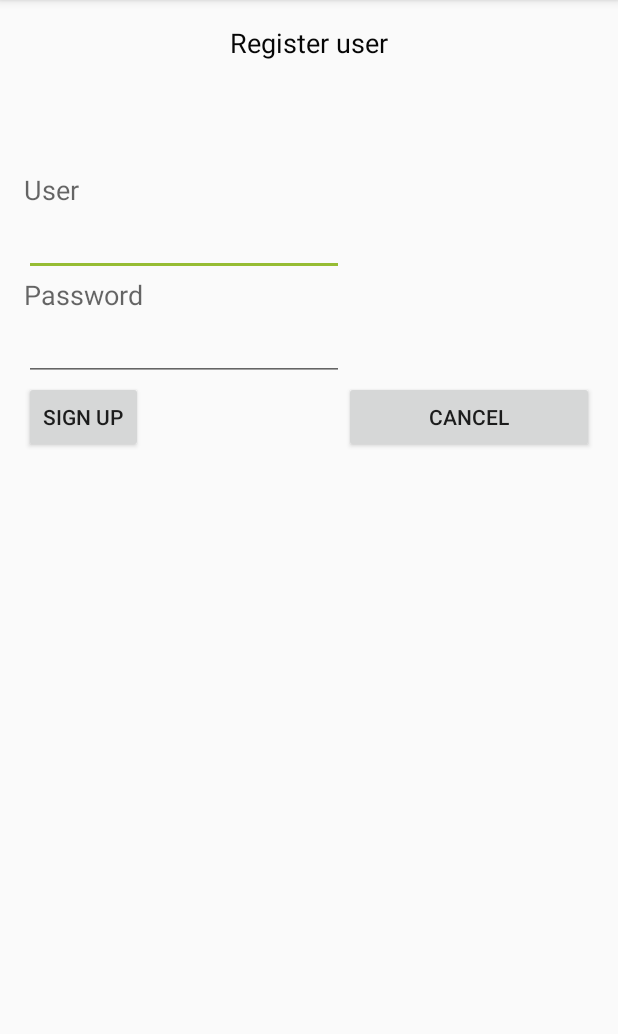
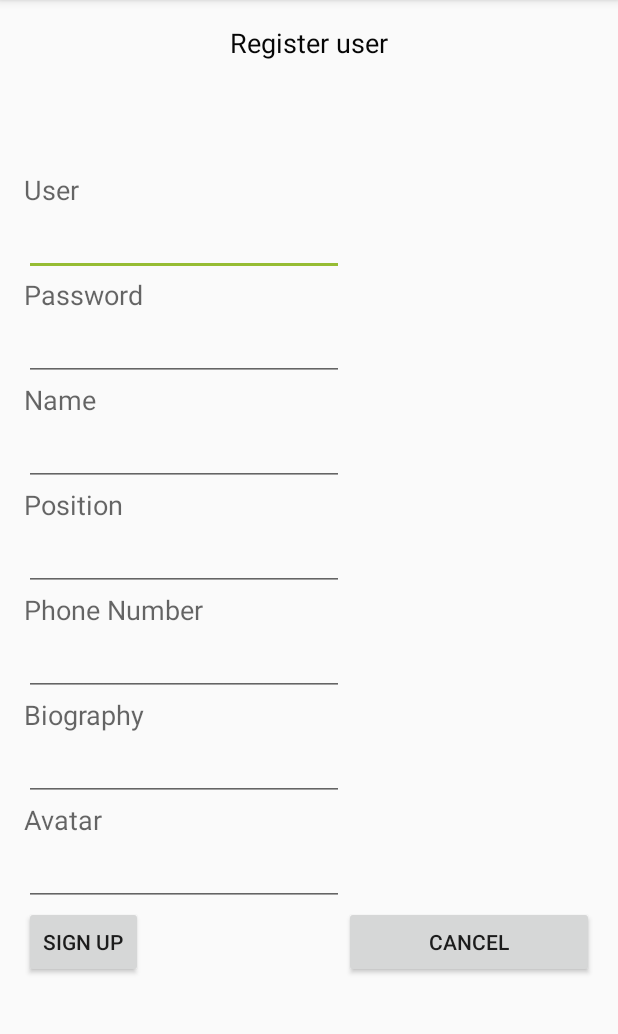
Before and after one commit to ivancardenas/TacticalAssistant, an Android app: the Register screen opened directly, with no data from a screen before it, on a phone screen of 412 x 824 dp, the part 84-1118 px from its top. Run offline under Robolectric (Android 15) with nearby library versions, the phone set to English and light mode, and no system bars.

Commit message:
Modificaciones a la BD

```diff
--- a/app/src/main/java/eafit/edu/co/tacticalassistant/Main.java
+++ b/app/src/main/java/eafit/edu/co/tacticalassistant/Main.java
@@ -8,6 +8,8 @@ import android.support.v7.app.AppCompatActivity;
 import android.view.View;
 import android.widget.EditText;
 import android.widget.Toast;
+
+import static eafit.edu.co.tacticalassistant.DBHelper.DATABASE_NAME;
 
 public class Main extends AppCompatActivity {
 
@@ -23,7 +25,7 @@ public class Main extends AppCompatActivity {
         et2= (EditText) findViewById(R.id.etPassword);
     }
     public void ingress(View v){
-        DBHelper admin= new DBHelper(this,"institute",null,1);
+        DBHelper admin= new DBHelper(this,DATABASE_NAME,null,1);
         SQLiteDatabase db=admin.getWritableDatabase();
         String user1=et1.getText().toString();
         String password1=et2.getText().toString();
--- a/app/src/main/java/eafit/edu/co/tacticalassistant/Menu.java
+++ b/app/src/main/java/eafit/edu/co/tacticalassistant/Menu.java
@@ -4,7 +4,6 @@ import android.os.Bundle;
 import android.support.v7.app.AppCompatActivity;
 
 public class Menu extends AppCompatActivity {
-
     @Override
     protected void onCreate(Bundle savedInstanceState) {
         super.onCreate(savedInstanceState);
--- a/app/src/main/java/eafit/edu/co/tacticalassistant/Register.java
+++ b/app/src/main/java/eafit/edu/co/tacticalassistant/Register.java
@@ -8,31 +8,50 @@ import android.support.v7.app.AppCompatActivity;
 import android.view.View;
 import android.widget.EditText;
 
+import eafit.edu.co.tacticalassistant.data.User;
+import eafit.edu.co.tacticalassistant.data.UsersContract;
+
+import static eafit.edu.co.tacticalassistant.DBHelper.DATABASE_NAME;
+
 
 public class Register extends AppCompatActivity {
 
-    EditText et1,et2,et3;
+    EditText et1,et2,et3,et4,et5,et6,et7;
 
     protected void onCreate(Bundle savedInstanceState) {
         super.onCreate(savedInstanceState);
         setContentView(R.layout.register);
-        //et1= (EditText) findViewById(R.id.etcod);
         et2= (EditText) findViewById(R.id.etuser);
         et3= (EditText) findViewById(R.id.etPass);
+        et1= (EditText) findViewById(R.id.etName);
+        et4= (EditText) findViewById(R.id.etPosition);
+        et5= (EditText) findViewById(R.id.etphonenumber);
+        et6= (EditText) findViewById(R.id.etBio);
+        et7= (EditText) findViewById(R.id.etAvatar);
     }
     public void register(View view){
-        DBHelper admin=new DBHelper(this,"institute",null,1);
+        DBHelper admin=new DBHelper(this,DATABASE_NAME,null,1);
         SQLiteDatabase db=admin.getWritableDatabase();
-        //String code=et1.getText().toString();
         String user=et2.getText().toString();
         String pass=et3.getText().toString();
+        String name=et1.getText().toString();
+        String position=et4.getText().toString();
+        String phone=et5.getText().toString();
+        String bio=et6.getText().toString();
+        String avatar=et7.getText().toString();
+
 
         ContentValues values=new ContentValues();
-        //values.put("code",code);
+        values.put("id",0);
         values.put("user",user);
         values.put("password",pass);
+        values.put("name", name);
+        values.put("position", position);
+        values.put("phoneNumber", phone);
+        values.put("bio", bio);
+        values.put("avatar", avatar);
 
-        db.insert("Users",null,values);
+        db.insert("User",null,values);
         db.close();
 
         Intent ven=new Intent(this,Main.class);
@@ -41,5 +60,4 @@ public class Register extends AppCompatActivity {
     public void cancel(View view){
         finish();
     }
-
 }
--- a/app/src/main/java/eafit/edu/co/tacticalassistant/data/User.java
+++ b/app/src/main/java/eafit/edu/co/tacticalassistant/data/User.java
@@ -17,7 +17,7 @@ public class User{
     private String bio;
     private String avatar;
 
-    public User(String bio, String user, String password, String name,
+    public User(String id, String bio, String user, String password, String name,
                 String position, String phoneNumber) {
         this.id = UUID.randomUUID().toString();
         this.password = password;
--- a/app/src/main/java/eafit/edu/co/tacticalassistant/data/UsersContract.java
+++ b/app/src/main/java/eafit/edu/co/tacticalassistant/data/UsersContract.java
@@ -6,8 +6,6 @@ public class UsersContract {
 
     public static abstract class UserEntry implements BaseColumns {
         public static final String TABLE_NAME ="User";
-
-        public static final String _ID = "_id";
         public static final String ID = "id";
         public static final String PASSWORD = "password";
         public static final String USER = "user";
--- a/app/src/main/java/eafit/edu/co/tacticalassistant/users/UsersFragment.java
+++ b/app/src/main/java/eafit/edu/co/tacticalassistant/users/UsersFragment.java
@@ -19,6 +19,8 @@ import eafit.edu.co.tacticalassistant.data.UsersContract.UserEntry;
 import eafit.edu.co.tacticalassistant.addedituser.AddEditUserActivity;
 import eafit.edu.co.tacticalassistant.userdetail.UserDetailActivity;
 import eafit.edu.co.tacticalassistant.R;
+
+import static eafit.edu.co.tacticalassistant.DBHelper.DATABASE_NAME;
 
 public class UsersFragment extends Fragment {
     public static final int REQUEST_UPDATE_DELETE_USER = 2;
@@ -70,10 +72,10 @@ public class UsersFragment extends Fragment {
         });
 
 
-        getActivity().deleteDatabase(DBHelper.DATABASE_NAME);
+        getActivity().deleteDatabase(DATABASE_NAME);
 
         // Instancia de helper
-        mUsersDbHelper = new DBHelper(getActivity(), "institute", null, 1);
+        mUsersDbHelper = new DBHelper(getActivity(), DATABASE_NAME, null, 1);
         // Carga de datos
         loadUsers();
         return root;
--- a/app/src/main/res/layout/register.xml
+++ b/app/src/main/res/layout/register.xml
@@ -1,4 +1,9 @@
 <?xml version="1.0" encoding="utf-8"?>
+<ScrollView xmlns:android="http://schemas.android.com/apk/res/android"
+    android:id="@+id/my_scrollview"
+    android:layout_width="fill_parent"
+    android:layout_height="wrap_content"
+    >
 <RelativeLayout xmlns:android="http://schemas.android.com/apk/res/android"
     xmlns:tools="http://schemas.android.com/tools"
     android:layout_width="match_parent"
@@ -59,15 +64,115 @@
         android:layout_below="@+id/textView7"
         android:layout_alignParentLeft="true" />
 
+    <TextView
+        android:layout_width="wrap_content"
+        android:layout_height="wrap_content"
+        android:textAppearance="?android:attr/textAppearanceMedium"
+        android:text="Name"
+        android:id="@+id/textView8"
+        android:layout_alignParentStart="true"
+        android:layout_below="@+id/etPass"
+        android:layout_alignParentLeft="true" />
+
+    <EditText
+        android:layout_width="wrap_content"
+        android:layout_height="wrap_content"
+        android:ems="10"
+        android:id="@+id/etName"
+        android:layout_alignParentStart="true"
+        android:layout_below="@+id/textView8"
+        android:layout_alignParentLeft="true" />
+
+    <TextView
+        android:layout_width="wrap_content"
+        android:layout_height="wrap_content"
+        android:textAppearance="?android:attr/textAppearanceMedium"
+        android:text="Position"
+        android:id="@+id/textView9"
+        android:layout_alignParentStart="true"
+        android:layout_below="@+id/etName"
+        android:layout_alignParentLeft="true" />
+
+    <EditText
+        android:layout_width="wrap_content"
+        android:layout_height="wrap_content"
+        android:ems="10"
+        android:id="@+id/etPosition"
+        android:layout_alignParentStart="true"
+        android:layout_below="@+id/textView9"
+        android:layout_alignParentLeft="true" />
+
+    <TextView
+        android:layout_width="wrap_content"
+        android:layout_height="wrap_content"
+        android:textAppearance="?android:attr/textAppearanceMedium"
+        android:text="Phone Number"
+        android:id="@+id/textView10"
+        android:layout_alignParentStart="true"
+        android:layout_below="@+id/etPosition"
+        android:layout_alignParentLeft="true" />
+
+    <EditText
+        android:layout_width="wrap_content"
+        android:layout_height="wrap_content"
+        android:inputType="phone"
+        android:ems="10"
+        android:id="@+id/etphonenumber"
+        android:layout_alignParentStart="true"
+        android:layout_below="@+id/textView10"
+        android:layout_alignParentLeft="true" />
+
+    <TextView
+        android:layout_width="wrap_content"
+        android:layout_height="wrap_content"
+        android:textAppearance="?android:attr/textAppearanceMedium"
+        android:text="Biography"
+        android:id="@+id/textView11"
+        android:layout_alignParentStart="true"
+        android:layout_below="@+id/etphonenumber"
+        android:layout_alignParentLeft="true" />
+
+    <EditText
+        android:layout_width="wrap_content"
+        android:layout_height="wrap_content"
+        android:inputType="textCapSentences|textAutoCorrect"
+        android:ems="10"
+        android:id="@+id/etBio"
+        android:layout_alignParentStart="true"
+        android:layout_below="@+id/textView11"
+        android:layout_alignParentLeft="true" />
+
+    <TextView
+        android:layout_width="wrap_content"
+        android:layout_height="wrap_content"
+        android:textAppearance="?android:attr/textAppearanceMedium"
+        android:text="Avatar"
+        android:id="@+id/textView12"
+        android:layout_alignParentStart="true"
+        android:layout_below="@+id/etBio"
+        android:layout_alignParentLeft="true" />
+
+    <EditText
+        android:layout_width="wrap_content"
+        android:layout_height="wrap_content"
+        android:inputType="textCapSentences|textAutoCorrect"
+        android:ems="10"
+        android:id="@+id/etAvatar"
+        android:layout_alignParentStart="true"
+        android:layout_below="@+id/textView12"
+        android:layout_alignParentLeft="true" />
+
     <Button
         android:layout_width="wrap_content"
         android:layout_height="wrap_content"
         android:text="Sign Up"
         android:id="@+id/button4"
         android:onClick="register"
-        android:layout_below="@+id/etPass"
+        android:layout_below="@+id/etAvatar"
         android:layout_alignParentLeft="true"
         android:layout_alignEnd="@+id/textView7" />
+
+
 
     <Button
         android:layout_width="wrap_content"
@@ -76,8 +181,7 @@
         android:id="@+id/button5"
         android:onClick="cancel"
         android:layout_alignTop="@+id/button4"
-        android:layout_toRightOf="@+id/etPass"
+        android:layout_toRightOf="@+id/etAvatar"
         android:layout_alignParentEnd="true" />
-
-
 </RelativeLayout>
+</ScrollView>
```
Also changed, not shown: app/src/main/java/eafit/edu/co/tacticalassistant/DBHelper.java (+8 -11 lines), app/src/main/java/eafit/edu/co/tacticalassistant/addedituser/AddEditUserFragment.java (+6 -2 lines).
